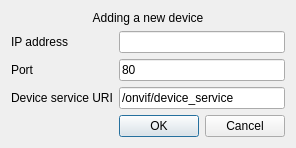
Qt form GUI/GUI_Util/adddevicedialog.ui (Abay11/onvif_client) before a commit.
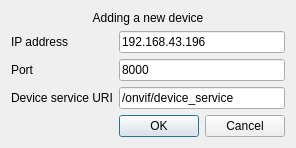
The same form after that commit.

```diff
--- a/GUI/GUI_Util/adddevicedialog.ui
+++ b/GUI/GUI_Util/adddevicedialog.ui
@@ -7,7 +7,7 @@
     <x>0</x>
     <y>0</y>
     <width>296</width>
-    <height>125</height>
+    <height>140</height>
    </rect>
   </property>
   <property name="windowTitle">
@@ -40,7 +40,11 @@
       </widget>
      </item>
      <item row="0" column="1">
-      <widget class="QLineEdit" name="leIP"/>
+      <widget class="QLineEdit" name="leIP">
+       <property name="text">
+        <string>192.168.43.196</string>
+       </property>
+      </widget>
      </item>
      <item row="1" column="0">
       <widget class="QLabel" name="label_3">
@@ -52,7 +56,7 @@
      <item row="1" column="1">
       <widget class="QLineEdit" name="lePort">
        <property name="text">
-        <string>80</string>
+        <string>8000</string>
        </property>
       </widget>
      </item>
```
